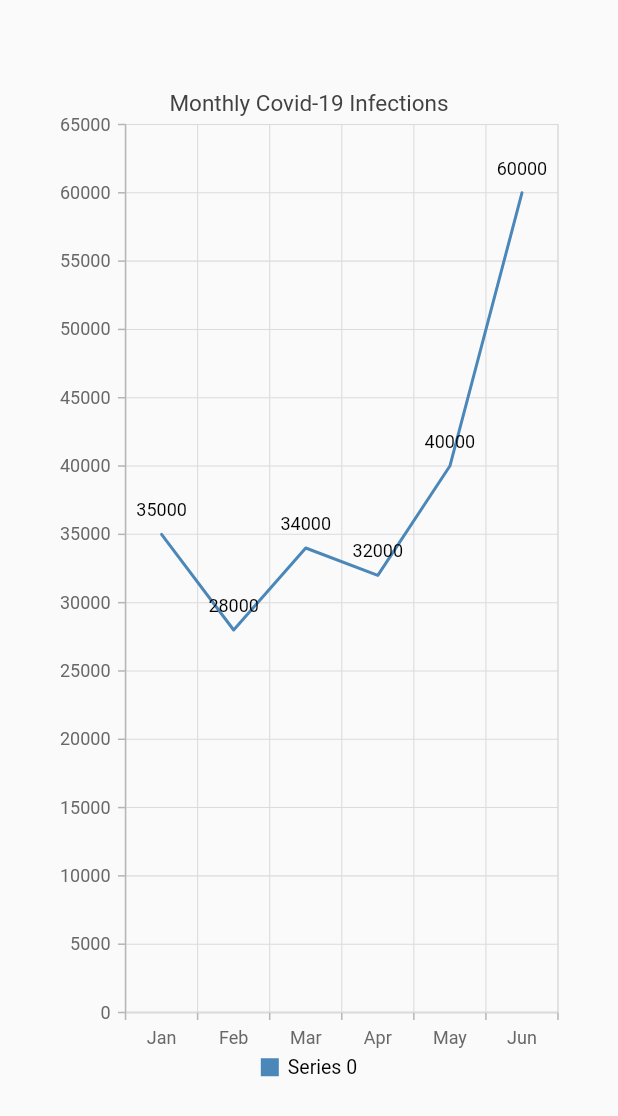
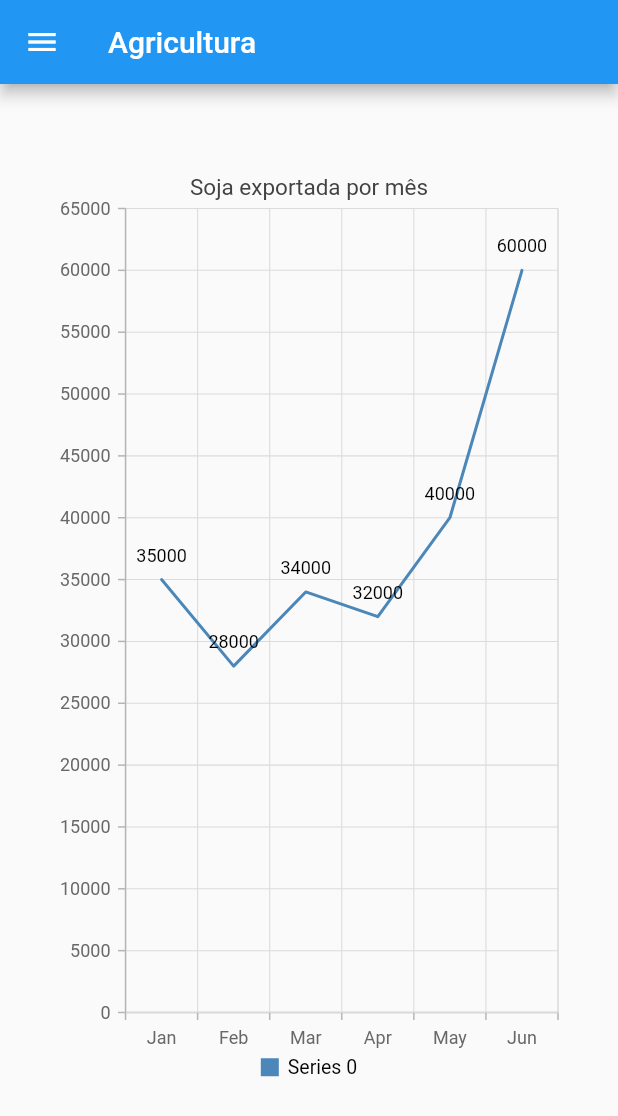
Before and after one commit to Daniela-Neves/calvin_boards, a Flutter app: the AgriculturePage screen opened directly, on a phone screen of 412 x 824 dp. Shown: the top 1116 px of the screen. Run offline on Flutter 3.47's test engine with Material 2 defaults, Android fonts, the phone set to English and light mode, and no system bars; our stand-ins replace email_validator, flutter_slidable, sqflite, syncfusion_flutter_charts; accounts and stored records are empty.

Commit message:
Alteracao nos menus e gráficos

```diff
--- a/lib/pages/agriculture_page.dart
+++ b/lib/pages/agriculture_page.dart
@@ -17,8 +17,14 @@ class _AgriculturePageState extends State<AgriculturePage> {
   @override
   Widget build(BuildContext context) {
     return Scaffold(
-        drawer: Drawer(
-          child: ListView(
+        appBar: AppBar(title: const Text("Agricultura")),
+        drawer: _buildDrawer(),
+        body: Container(child: _buildChart()));
+  }
+
+  Widget _buildDrawer() {
+    return Drawer(
+      child: Column(
         children: <Widget>[
           const UserAccountsDrawerHeader(
               accountName: Text("Calvin Santos"),
@@ -41,7 +47,6 @@ class _AgriculturePageState extends State<AgriculturePage> {
             leading: const Icon(Icons.emoji_nature),
             title: const Text("Agricultura"),
             onTap: () {
-
               Navigator.push(
                 context,
                 MaterialPageRoute(
@@ -55,7 +60,6 @@ class _AgriculturePageState extends State<AgriculturePage> {
             leading: const Icon(Icons.agriculture),
             title: const Text("Equipamentos"),
             onTap: () {
-
               Navigator.push(
                 context,
                 MaterialPageRoute(
@@ -65,7 +69,7 @@ class _AgriculturePageState extends State<AgriculturePage> {
             },
           ),
           const SizedBox(
-                height: 200,
+            //height: 200,
           ),
           ListTile(
             trailing: const Icon(Icons.arrow_forward_ios),
@@ -80,45 +84,56 @@ class _AgriculturePageState extends State<AgriculturePage> {
               );
             },
           ),
-              ListTile(
+          Expanded(
+            child: Align(
+              alignment: Alignment.bottomCenter,
+              child: ListTile(
                 trailing: const Icon(Icons.arrow_forward_ios),
                 leading: const Icon(Icons.exit_to_app),
                 title: const Text("Sair"),
-                onTap: () {SystemNavigator.pop();},
+                onTap: () {
+                  SystemNavigator.pop();
+                },
+              ),
+            ),
           ),
         ],
       ),
-        ),
-        body: SfCartesianChart(
-            margin: const EdgeInsets.only(top: 60, left: 40, right: 40, bottom: 100),
+    );
+  }
+
+  Widget _buildChart() {
+    return SfCartesianChart(
+        margin:
+        const EdgeInsets.only(top: 60, left: 40, right: 40, bottom: 100),
         primaryXAxis: CategoryAxis(),
         // Chart title
-            title: ChartTitle(text: 'Monthly Covid-19 Infections'),
+        title: ChartTitle(text: 'Soja exportada por mês'),
         // Enable legend
         legend: Legend(isVisible: true),
         // Enable tooltip
         tooltipBehavior: TooltipBehavior(enable: true),
-            series: <ChartSeries<_Infections, String>>[
-              LineSeries<_Infections, String>(
-                  dataSource: <_Infections>[
-                    _Infections('Jan', 35000),
-                    _Infections('Feb', 28000),
-                    _Infections('Mar', 34000),
-                    _Infections('Apr', 32000),
-                    _Infections('May', 40000),
-                    _Infections('Jun', 60000)
+        series: <ChartSeries<_Soja, String>>[
+          LineSeries<_Soja, String>(
+              dataSource: <_Soja>[
+                _Soja('Jan', 35000),
+                _Soja('Feb', 28000),
+                _Soja('Mar', 34000),
+                _Soja('Apr', 32000),
+                _Soja('May', 40000),
+                _Soja('Jun', 60000)
               ],
-                  xValueMapper: (_Infections victims, _) => victims.year,
-                  yValueMapper: (_Infections victims, _) => victims.victims,
+              xValueMapper: (_Soja soja, _) => soja.year,
+              yValueMapper: (_Soja soja, _) => soja.soja,
               // Enable data label
               dataLabelSettings: const DataLabelSettings(isVisible: true))
-            ]));
+        ]);
   }
 }
 
-class _Infections {
-  _Infections(this.year, this.victims);
+class _Soja {
+  _Soja(this.year, this.soja);
 
   final String year;
-  final double victims;
+  final double soja;
 }
--- a/lib/pages/equipment_page.dart
+++ b/lib/pages/equipment_page.dart
@@ -18,8 +18,14 @@ class _EquipmentPageState extends State<EquipmentPage> {
   @override
   Widget build(BuildContext context) {
     return Scaffold(
-        drawer: Drawer(
-          child: ListView(
+        appBar: AppBar(title: const Text("Equipamentos")),
+        drawer: _buildDrawer(),
+        body: Container(child: _buildChart()));
+  }
+
+  Widget _buildDrawer() {
+    return Drawer(
+      child: Column(
         children: <Widget>[
           const UserAccountsDrawerHeader(
               accountName: Text("Calvin Santos"),
@@ -42,7 +48,6 @@ class _EquipmentPageState extends State<EquipmentPage> {
             leading: const Icon(Icons.emoji_nature),
             title: const Text("Agricultura"),
             onTap: () {
-
               Navigator.push(
                 context,
                 MaterialPageRoute(
@@ -56,7 +61,6 @@ class _EquipmentPageState extends State<EquipmentPage> {
             leading: const Icon(Icons.agriculture),
             title: const Text("Equipamentos"),
             onTap: () {
-
               Navigator.push(
                 context,
                 MaterialPageRoute(
@@ -66,7 +70,7 @@ class _EquipmentPageState extends State<EquipmentPage> {
             },
           ),
           const SizedBox(
-                height: 200,
+            //height: 200,
           ),
           ListTile(
             trailing: const Icon(Icons.arrow_forward_ios),
@@ -81,45 +85,56 @@ class _EquipmentPageState extends State<EquipmentPage> {
               );
             },
           ),
-              ListTile(
+          Expanded(
+            child: Align(
+              alignment: Alignment.bottomCenter,
+              child: ListTile(
                 trailing: const Icon(Icons.arrow_forward_ios),
                 leading: const Icon(Icons.exit_to_app),
                 title: const Text("Sair"),
-                onTap: () {SystemNavigator.pop();},
+                onTap: () {
+                  SystemNavigator.pop();
+                },
+              ),
+            ),
           ),
         ],
       ),
-        ),
-        body: SfCartesianChart(
-            margin: const EdgeInsets.only(top: 60, left: 40, right: 40, bottom: 100),
+    );
+  }
+
+  Widget _buildChart() {
+    return SfCartesianChart(
+        margin:
+        const EdgeInsets.only(top: 60, left: 40, right: 40, bottom: 100),
         primaryXAxis: CategoryAxis(),
         // Chart title
-            title: ChartTitle(text: 'Monthly Covid-19 Infections'),
+        title: ChartTitle(text: 'Equipamentos feitos por mês'),
         // Enable legend
         legend: Legend(isVisible: true),
         // Enable tooltip
         tooltipBehavior: TooltipBehavior(enable: true),
-            series: <ChartSeries<_Infections, String>>[
-              LineSeries<_Infections, String>(
-                  dataSource: <_Infections>[
-                    _Infections('Jan', 35000),
-                    _Infections('Feb', 28000),
-                    _Infections('Mar', 34000),
-                    _Infections('Apr', 32000),
-                    _Infections('May', 40000),
-                    _Infections('Jun', 60000)
+        series: <ChartSeries<_Equipamentos, String>>[
+          LineSeries<_Equipamentos, String>(
+              dataSource: <_Equipamentos>[
+                _Equipamentos('Jan', 300),
+                _Equipamentos('Feb', 280),
+                _Equipamentos('Mar', 340),
+                _Equipamentos('Apr', 320),
+                _Equipamentos('May', 400),
+                _Equipamentos('Jun', 600)
               ],
-                  xValueMapper: (_Infections victims, _) => victims.year,
-                  yValueMapper: (_Infections victims, _) => victims.victims,
+              xValueMapper: (_Equipamentos caminhoes, _) => caminhoes.year,
+              yValueMapper: (_Equipamentos caminhoes, _) => caminhoes.caminhoes,
               // Enable data label
               dataLabelSettings: const DataLabelSettings(isVisible: true))
-            ]));
+        ]);
   }
 }
 
-class _Infections {
-  _Infections(this.year, this.victims);
+class _Equipamentos {
+  _Equipamentos(this.year, this.caminhoes);
 
   final String year;
-  final double victims;
+  final double caminhoes;
 }
--- a/lib/pages/home_page.dart
+++ b/lib/pages/home_page.dart
@@ -19,7 +19,7 @@ class _HomePageState extends State<HomePage> {
     return Scaffold(
         appBar: AppBar(title: const Text("Home")),
         drawer: _buildDrawer(),
-        body: Container());
+        body: Container(child: _buildChart()));
   }
 
   Widget _buildDrawer() {
@@ -105,35 +105,35 @@ class _HomePageState extends State<HomePage> {
   Widget _buildChart() {
     return SfCartesianChart(
         margin:
-            const EdgeInsets.only(top: 60, left: 40, right: 40, bottom: 100),
+        const EdgeInsets.only(top: 60, left: 40, right: 40, bottom: 100),
         primaryXAxis: CategoryAxis(),
         // Chart title
-        title: ChartTitle(text: 'Monthly Covid-19 Infections'),
+        title: ChartTitle(text: 'Soja exportada por mês'),
         // Enable legend
         legend: Legend(isVisible: true),
         // Enable tooltip
         tooltipBehavior: TooltipBehavior(enable: true),
-        series: <ChartSeries<_Infections, String>>[
-          LineSeries<_Infections, String>(
-              dataSource: <_Infections>[
-                _Infections('Jan', 35000),
-                _Infections('Feb', 28000),
-                _Infections('Mar', 34000),
-                _Infections('Apr', 32000),
-                _Infections('May', 40000),
-                _Infections('Jun', 60000)
+        series: <ChartSeries<_Plantacao, String>>[
+          LineSeries<_Plantacao, String>(
+              dataSource: <_Plantacao>[
+                _Plantacao('Jan', 35000),
+                _Plantacao('Feb', 28000),
+                _Plantacao('Mar', 34000),
+                _Plantacao('Apr', 32000),
+                _Plantacao('May', 40000),
+                _Plantacao('Jun', 60000)
               ],
-              xValueMapper: (_Infections victims, _) => victims.year,
-              yValueMapper: (_Infections victims, _) => victims.victims,
+              xValueMapper: (_Plantacao soja, _) => soja.year,
+              yValueMapper: (_Plantacao soja, _) => soja.soja,
               // Enable data label
               dataLabelSettings: const DataLabelSettings(isVisible: true))
         ]);
   }
 }
 
-class _Infections {
-  _Infections(this.year, this.victims);
+class _Plantacao {
+  _Plantacao(this.year, this.soja);
 
   final String year;
-  final double victims;
+  final double soja;
 }
--- a/lib/pages/signup_page.dart
+++ b/lib/pages/signup_page.dart
@@ -1,5 +1,4 @@
 import 'package:email_validator/email_validator.dart';
-
 import '../models/sign_up.dart';
 import '../repository/sign_up_repository.dart';
 import 'package:flutter/material.dart';
```
Also changed, not shown: lib/pages/settings.dart (+30 -12 lines). Lines whose indentation alone changed are shown as unchanged.
